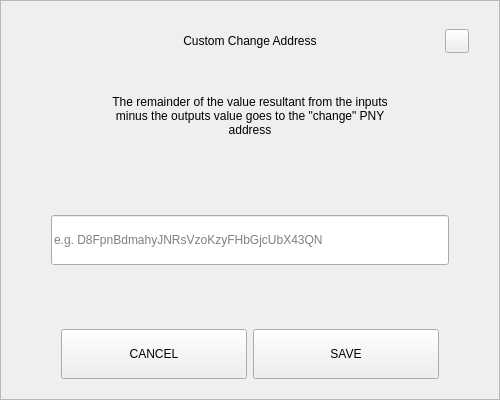
The window that src/qt/pny/forms/sendchangeaddressdialog.ui (decenomy/PNY) describes before a commit, drawn with Qt 5.
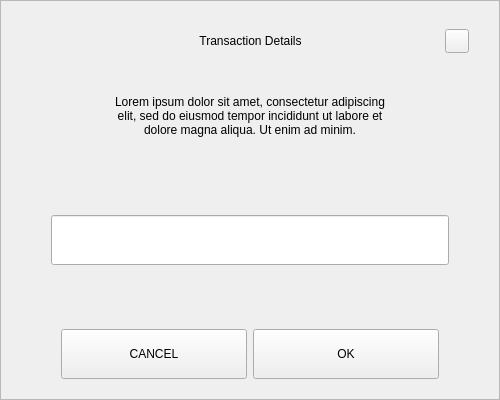
The same window after the commit.

```diff
--- a/src/qt/pny/forms/sendchangeaddressdialog.ui
+++ b/src/qt/pny/forms/sendchangeaddressdialog.ui
@@ -92,7 +92,7 @@
            <string notr="true">padding-left:24px;</string>
           </property>
           <property name="text">
-           <string>Custom Change Address</string>
+           <string>Transaction Details</string>
           </property>
           <property name="alignment">
            <set>Qt::AlignCenter</set>
@@ -164,7 +164,7 @@
          </size>
         </property>
         <property name="text">
-         <string>The remainder of the value resultant from the inputs minus the outputs value goes to the &quot;change&quot; PNY address</string>
+         <string>Lorem ipsum dolor sit amet, consectetur adipiscing elit, sed do eiusmod tempor incididunt ut labore et dolore magna aliqua. Ut enim ad minim.</string>
         </property>
         <property name="alignment">
          <set>Qt::AlignCenter</set>
@@ -206,9 +206,6 @@
             <height>50</height>
            </size>
           </property>
-          <property name="placeholderText">
-           <string notr="true">e.g. D8FpnBdmahyJNRsVzoKzyFHbGjcUbX43QN</string>
-          </property>
          </widget>
         </item>
        </layout>
@@ -265,7 +262,7 @@
            <enum>Qt::NoFocus</enum>
           </property>
           <property name="text">
-           <string>SAVE</string>
+           <string>OK</string>
           </property>
          </widget>
         </item>
```
